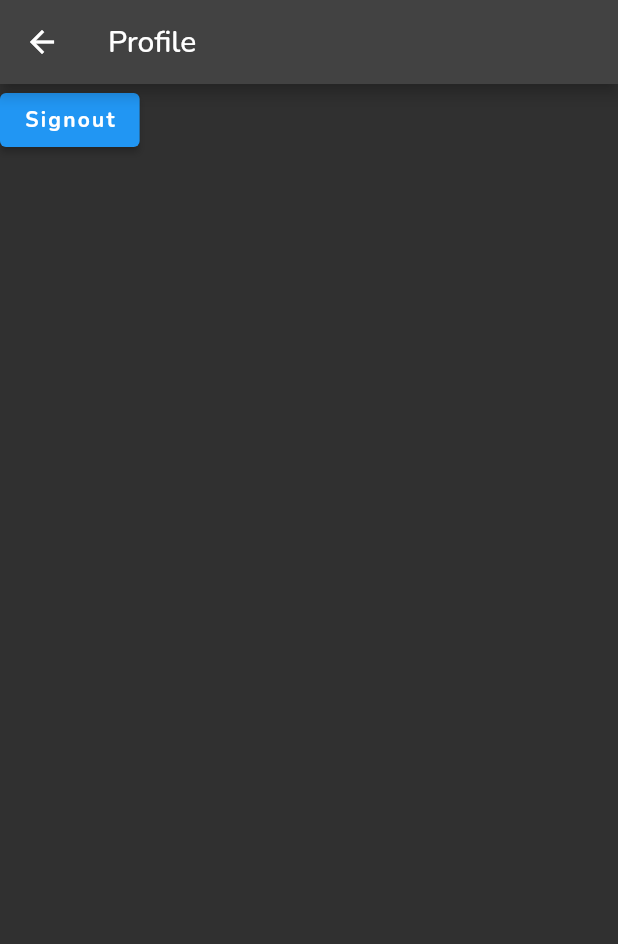
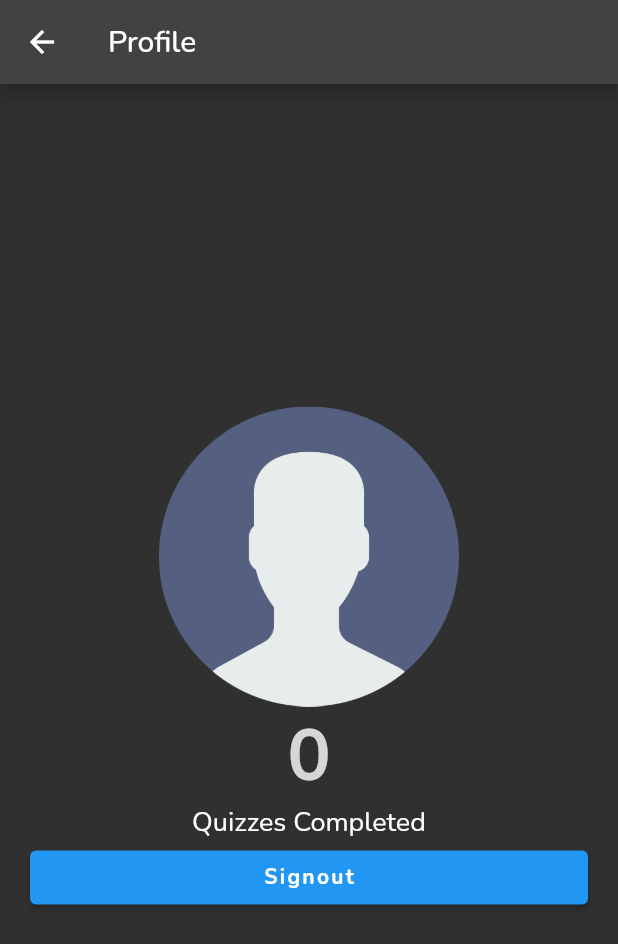
Before and after one commit to matthew-talamantes/fireshipApp, a Flutter app: the ProfileScreen screen opened by its route, on a phone screen of 412 x 824 dp. Shown: the top 944 px of the screen. Run offline on Flutter 3.47's test engine with Material 2 defaults, Android fonts, the phone set to English and light mode, and no system bars; our stand-ins replace cloud_firestore, firebase_auth, firebase_core, font_awesome_flutter, google_fonts, google_sign_in and 1 more; accounts and stored records are empty.

Commit message:
Build out profile page

```diff
--- a/quizapp/lib/profile/profile.dart
+++ b/quizapp/lib/profile/profile.dart
@@ -1,23 +1,86 @@
 import 'package:flutter/cupertino.dart';
 import 'package:flutter/material.dart';
+import 'package:provider/provider.dart';
 import 'package:quizapp/services/auth.dart';
+import 'package:quizapp/services/models.dart';
+import 'package:quizapp/shared/error.dart';
 
 class ProfileScreen extends StatelessWidget {
-  const ProfileScreen({Key? key}) : super(key: key);
+  const ProfileScreen({super.key});
 
   @override
   Widget build(BuildContext context) {
+    var report = Provider.of<Report>(context);
+    var user = AuthService().user;
+
+    if (user != null) {
       return Scaffold(
         appBar: AppBar(
           title: const Text('Profile'),
         ),
-      body: ElevatedButton(
+        body: Padding(
+          padding: const EdgeInsets.all(20.0),
+          child: Column(
+            mainAxisAlignment: MainAxisAlignment.center,
+            crossAxisAlignment: CrossAxisAlignment.stretch,
+            children: [
+              Image.asset('assets/user.png', height: 200, width: 200),
+              QuizScore(report: report),
+              ElevatedButton(
                 child: const Text('Signout'),
                 onPressed: () async {
                   await AuthService().signOut();
-          Navigator.of(context).pushNamedAndRemoveUntil('/', (route) => false);
+                  Navigator.of(context)
+                      .pushNamedAndRemoveUntil('/', (route) => false);
                 },
+              ),
+            ],
+          ),
+        ),
+      );
+    } else {
+      return Scaffold(
+        appBar: AppBar(
+          title: const Text('Profile'),
+        ),
+        body: const Center(
+          child: ErrorMessage(message: 'How did you get here?'),
         ),
       );
     }
   }
+}
+
+class QuizScore extends StatelessWidget {
+  const QuizScore({
+    Key? key,
+    required this.report,
+  }) : super(key: key);
+
+  final Report report;
+
+  @override
+  Widget build(BuildContext context) {
+    return Column(
+      children: [
+        Text(
+          report.total.toString(),
+          textAlign: TextAlign.center,
+          style: const TextStyle(
+            color: Color(0xFFD6D6D6),
+            fontSize: 48,
+            fontWeight: FontWeight.bold,
+          ),
+        ),
+        const Text(
+          'Quizzes Completed',
+          textAlign: TextAlign.center,
+          style: TextStyle(
+            fontSize: 18,
+            fontWeight: FontWeight.normal,
+          ),
+        ),
+      ],
+    );
+  }
+}
```
Lines whose indentation alone changed are shown as unchanged.
